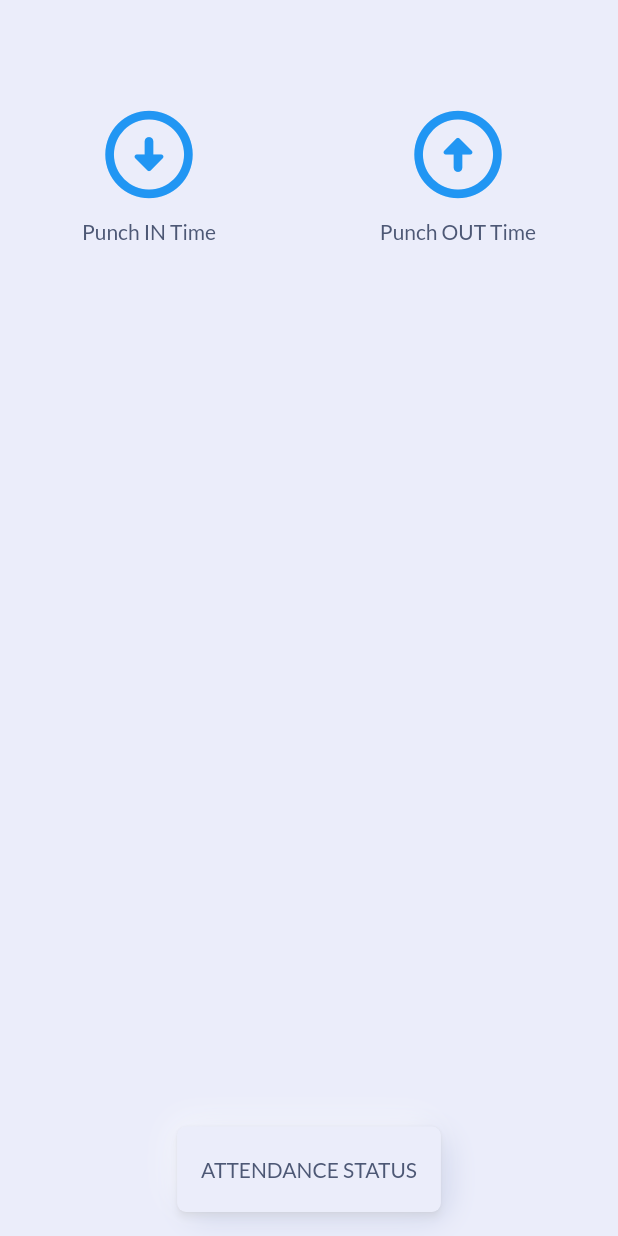
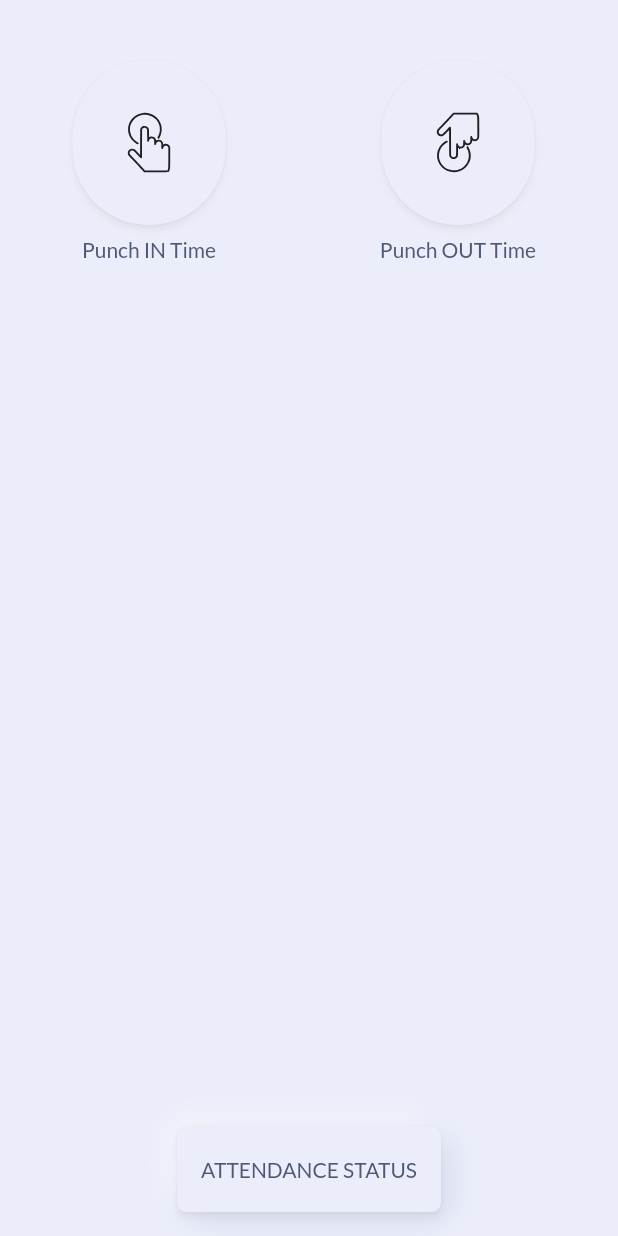
Before and after one commit to Workify-PS/Flutter-Frontend, a Flutter app: the AttendanceCard widget shown alone on an empty page, opened directly, on a phone screen of 412 x 824 dp. Run offline on Flutter 3.47's test engine with Material 2 defaults, Android fonts, the phone set to English and light mode, and no system bars; our stand-ins replace animated_text_kit, flutter_svg, get, google_fonts, percent_indicator.

Commit message:
Updated Attenndace Card:Punch in/out

```diff
--- a/lib/components/attendance_card.dart
+++ b/lib/components/attendance_card.dart
@@ -1,16 +1,61 @@
 import 'package:flutter/material.dart';
-// import 'package:flutter_svg/flutter_svg.dart';
+import 'package:flutter_svg/flutter_svg.dart';
+import 'package:get/get.dart';
+import 'package:get/route_manager.dart';
+import 'package:intl/intl.dart';
 import 'package:workify/components/button.dart';
+import 'package:workify/models/dailyattendance.dart';
 import 'package:workify/utils/constants.dart';
 import 'package:workify/utils/extensions.dart';
+import 'package:workify/utils/theme.dart';
 
-class AttendanceCard extends StatelessWidget {
-  const AttendanceCard({
-    Key? key,
-  }) : super(key: key);
+class AttendanceCard extends StatefulWidget {
+  const AttendanceCard({Key? key}) : super(key: key);
+  @override
+  State<AttendanceCard> createState() => _AttendanceCardState();
+}
+
+class _AttendanceCardState extends State<AttendanceCard> {
+  // bool _ispressed = false;
+  // void _callback() {
+  //   setState(() {
+  //     _ispressed = true;
+  //   });
+  // }
+  bool _isdiabled = true;
+  final daily = DailyAttendance().obs;
+
+  void newintime() {
+    daily.update((daily) {
+      daily!.inTime = DateTime.now().hour.toString() +
+          ":" +
+          DateTime.now().minute.toString();
+    });
+  }
+
+  void newouttime() {
+    daily.update((daily) {
+      daily!.outTime.last = DateTime.now().hour.toString() +
+          ":" +
+          DateTime.now().minute.toString();
+    });
+  }
 
   @override
+  void initState() {
+    _isdiabled = false;
+  }
+
+  void _dis() {
+    setState(() {
+      _isdiabled = true;
+      newintime();
+    });
+  }
+
   Widget build(BuildContext context) {
+    Color accentColor =
+        MyTheme().isDark(context) ? kDividerColor : Colors.black87;
     return Column(
       children: [
         Row(
@@ -26,7 +71,7 @@ class AttendanceCard extends StatelessWidget {
             ),
           ],
         ),
-        SizedBox(height: 14),
+        // SizedBox(height: 14),
         // Row(
         //   mainAxisAlignment: MainAxisAlignment.spaceAround,
         //   children: [
@@ -37,51 +82,71 @@ class AttendanceCard extends StatelessWidget {
         //     Button(buttontext: 'REMOTE LOCATION'),
         //   ],
         // ),
-        SizedBox(
-          height: 14,
-        ),
         Row(
           mainAxisAlignment: MainAxisAlignment.spaceAround,
           children: [
             Column(
               children: [
-                InkWell(
-                  onTap: () {},
-                  child: Icon(
-                    Icons.arrow_circle_down_rounded,
-                    color: Colors.blue,
-                    size: 70,
-
+                ElevatedButton(
+                  style: ButtonStyle(
+                    shape: MaterialStateProperty.all<RoundedRectangleBorder>(
+                      RoundedRectangleBorder(
+                          borderRadius: BorderRadius.circular(90.0)),
+                    ),
+                    // foregroundColor: getColor(Colors.black, Colors.grey),
+                    // backgroundColor: getColor(kSecondaryColor, Colors.red),
+                  ),
+                  onPressed: _isdiabled ? null : _dis,
+                  // _ispressed == false ? _callback : null,
+                  child: SvgPicture.asset(
+                    "assets/icons/punch_in.svg",
+                    height: 70,
+                    color: accentColor,
                   ),
                 ),
                 Padding(
                   padding: const EdgeInsets.all(8.0),
                   child: Text('Punch IN Time'),
                 ),
+                Padding(
+                    padding: const EdgeInsets.all(8.0),
+                    child: Obx(
+                      () => Text(daily.value.inTime),
+                    )),
               ],
             ),
             Column(
               children: [
-                InkWell(
-                  onTap: () {},
-                  child: Icon(
-                    Icons.arrow_circle_up_rounded,
-                    color: Colors.blue,
-                    size: 70,
+                ElevatedButton(
+                  style: ButtonStyle(
+                      shape: MaterialStateProperty.all<RoundedRectangleBorder>(
+                          RoundedRectangleBorder(
+                              borderRadius: BorderRadius.circular(90.0)))),
+                  onPressed: () {
+                    newouttime();
+                  },
+                  child: SvgPicture.asset(
+                    "assets/icons/punch_out.svg",
+                    height: 70,
+                    color: accentColor,
                   ),
                 ),
                 Padding(
                   padding: const EdgeInsets.all(8.0),
                   child: Text('Punch OUT Time'),
-                )
+                ),
+                Padding(
+                    padding: const EdgeInsets.all(8.0),
+                    child: Obx(
+                      () => Text(daily.value.outTime.last),
+                    )),
               ],
-            )
+            ),
           ],
         ),
         SizedBox(
           height: kDefaultPadding,
         ),
-
         SizedBox(
           height: 19,
         ),
--- a/lib/main.dart
+++ b/lib/main.dart
@@ -3,12 +3,10 @@ import 'package:flutter_web_plugins/flutter_web_plugins.dart';
 import 'package:get/get.dart';
 import 'package:workify/screens/AuthPage.dart';
 import 'package:workify/screens/ChangePass.dart';
-
 import 'package:workify/screens/ForgotPass.dart';
 import 'package:workify/screens/HomePage.dart';
 import 'package:workify/screens/ProfileSection/ProfilePage.dart';
 import 'package:workify/screens/SettingsPage.dart';
-
 import 'package:workify/utils/theme.dart';
 
 // import 'package:workify/components/profile_completion_card.dart';
@@ -44,7 +42,6 @@ class _MyAppState extends State<MyApp> {
         GetPage(name: "/home", page: () => HomePage()
             // false ? HomePage() : AuthPage() //check for already signed in
             ),
-
         GetPage(
           name: '/profile',
           page: () => ProfilePage(),
--- /dev/null
+++ b/lib/models/dailyattendance.dart
@@ -0,0 +1,13 @@
+class DailyAttendance {
+  String inTime;
+  List<String> outTime = [""];
+  // String get latestoutTime => outTime.last;
+  // void addnewtime() {
+  //   String time =
+  //       DateTime.now().hour.toString() + ":" + DateTime.now().minute.toString();
+  //   outTime.add(time);
+  // }
+  DailyAttendance({
+    this.inTime = "",
+  });
+}
--- a/lib/screens/DashBoard.dart
+++ b/lib/screens/DashBoard.dart
@@ -39,12 +39,11 @@ class _DashBoardState extends State<DashBoard> {
         padding: EdgeInsets.symmetric(horizontal: kDefaultPadding),
         child: GridView.builder(
           itemCount: cards.length,
-
           controller: ScrollController(),
           gridDelegate: SliverGridDelegateWithMaxCrossAxisExtent(
               maxCrossAxisExtent: 500,
-              crossAxisSpacing: kDefaultPadding*2,
-              mainAxisSpacing: kDefaultPadding*2,
+              crossAxisSpacing: kDefaultPadding * 2,
+              mainAxisSpacing: kDefaultPadding * 2,
               childAspectRatio: 1.1
               //mainAxisExtent: 400,
               ),
```
Also changed, not shown: lib/components/wish_card.dart (+10 -5 lines), assets/icons/punch_in.svg (added), assets/icons/punch_out.svg (added), pubspec.lock.
